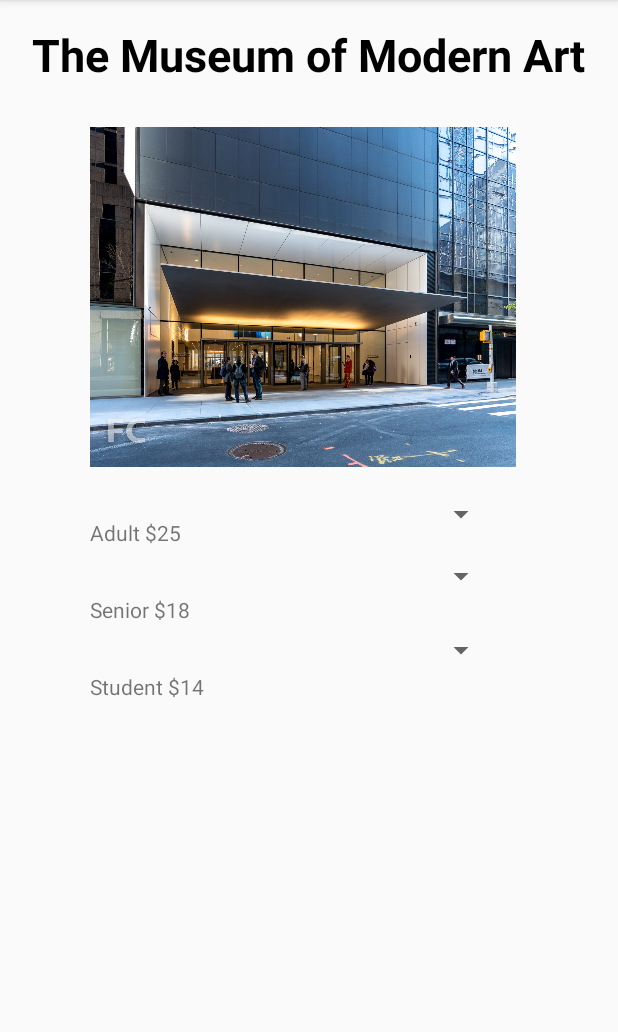
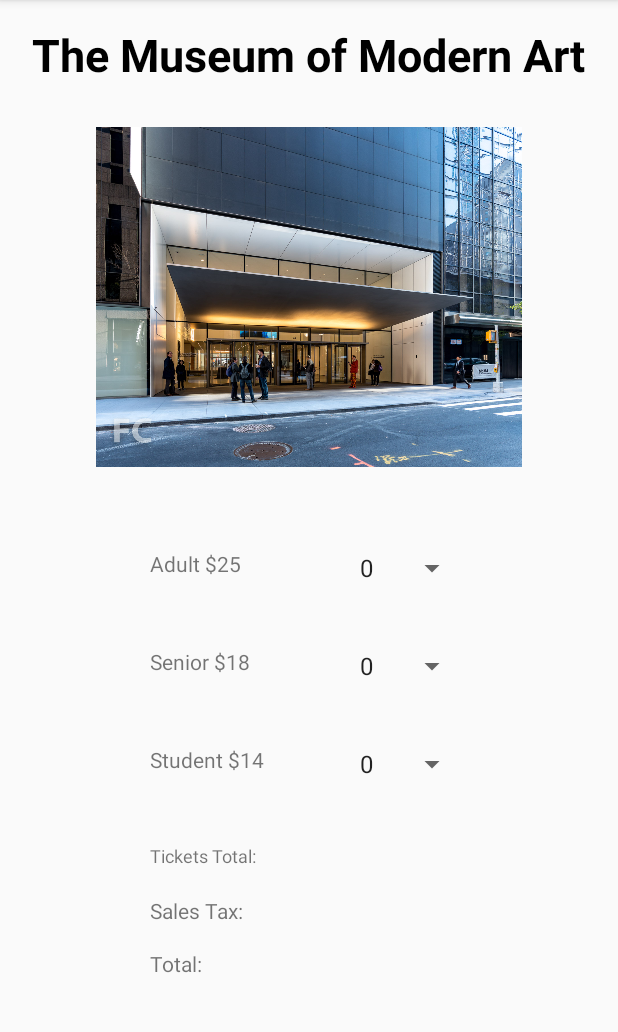
Before and after one commit to iJaddu/CS213_Project5, an Android app: the screen it shows after launch (TicketActivity), after a tap on "MUSEUM OF MODERN ART", on a phone screen of 412 x 824 dp, the part 84-1116 px from its top. Run offline under Robolectric (Android 15) with nearby library versions, the light colour scheme and no system bars.

Commit message:
Handles clickable image and links to the corresponding museum website Added ticketPrice, SaleTax, and total textviews

```diff
--- a/app/build.gradle
+++ b/app/build.gradle
@@ -27,6 +27,7 @@
     implementation 'androidx.appcompat:appcompat:1.1.0'
     implementation 'androidx.constraintlayout:constraintlayout:1.1.3'
     implementation 'com.google.android.material:material:1.2.1'
+    implementation 'androidx.gridlayout:gridlayout:1.0.0'
     testImplementation 'junit:junit:4.12'
     androidTestImplementation 'androidx.test.ext:junit:1.1.1'
     androidTestImplementation 'androidx.test.espresso:espresso-core:3.2.0'
--- a/app/src/main/java/com/example/cs213_project5/TicketActivity.java
+++ b/app/src/main/java/com/example/cs213_project5/TicketActivity.java
@@ -1,7 +1,12 @@
 package com.example.cs213_project5;
 
 import android.content.Intent;
+import android.net.Uri;
+import android.view.View;
+import android.widget.AdapterView;
+import android.widget.ArrayAdapter;
 import android.widget.ImageView;
+import android.widget.Spinner;
 import android.widget.TextView;
 import androidx.appcompat.app.AppCompatActivity;
 import android.os.Bundle;
@@ -21,15 +26,17 @@
         TextView textView = findViewById(R.id.MuseumName);
         textView.setText(message);
 
-        ImageView museumName = (ImageView)findViewById(R.id.museumImage);
-        TextView adultAdmission = (TextView)findViewById(R.id.adultPrice);
-        TextView seniorAdmission = (TextView)findViewById(R.id.seniorPrice);
-        TextView studentAdmission = (TextView)findViewById(R.id.studentPrice);
+        ImageView museumName = (ImageView) findViewById(R.id.museumImage);
+        TextView adultAdmission = (TextView) findViewById(R.id.adultPrice);
+        TextView seniorAdmission = (TextView) findViewById(R.id.seniorPrice);
+        TextView studentAdmission = (TextView) findViewById(R.id.studentPrice);
+
+
         int adultCost = 0;
         int seniorCost = 0;
         int studentCost = 0;
 
-        if(message.equals("The Museum of Modern Art")){
+        if (message.equals("The Museum of Modern Art")) {
             museumName.setImageResource(R.drawable.moma);
             adultAdmission.setText("Adult $25");
             seniorAdmission.setText("Senior $18");
@@ -37,7 +44,9 @@
             adultCost = 25;
             seniorCost = 18;
             studentCost = 14;
-        }else if(message.equals("The Museum of Natural History")){
+
+
+        } else if (message.equals("The Museum of Natural History")) {
             museumName.setImageResource(R.drawable.natural_history);
             adultAdmission.setText("Adult $23");
             seniorAdmission.setText("Senior $18");
@@ -45,7 +54,7 @@
             adultCost = 23;
             seniorCost = 18;
             studentCost = 18;
-        }else if(message.equals("The Metropolitan Museum of Art")){
+        } else if (message.equals("The Metropolitan Museum of Art")) {
             museumName.setImageResource(R.drawable.met);
             adultAdmission.setText("Adult $25");
             seniorAdmission.setText("Senior $17");
@@ -53,7 +62,7 @@
             adultCost = 25;
             seniorCost = 17;
             studentCost = 12;
-        }else if(message.equals("The Brooklyn Museum")){
+        } else if (message.equals("The Brooklyn Museum")) {
             museumName.setImageResource(R.drawable.brooklyn);
             adultAdmission.setText("Adult $16");
             seniorAdmission.setText("Senior $10");
@@ -62,7 +71,72 @@
             seniorCost = 10;
             studentCost = 10;
         }
+
+
+
     }
 
 
+
+
+
+    public void onItemSelected(AdapterView<?> parent, View v, int position, long id) {
+
+        switch (position) {
+            case 0:
+                // Whatever you want to happen when the first item gets selected
+                break;
+            case 1:
+                // Whatever you want to happen when the second item gets selected
+                break;
+            case 2:
+                // Whatever you want to happen when the thrid item gets selected
+                break;
+
+        }
+    }
+
+
+    /**
+     * Handles clickable Image and links to the associated museums website
+     * @param view
+     */
+
+    public void museumImageOnCLick(View view) {
+
+        Intent intent = getIntent();
+        String museumId = intent.getStringExtra("MUSEUM_ID");
+
+
+        if (museumId.equals("The Museum of Modern Art")) {
+
+            Uri website = Uri.parse("https://www.moma.org/");
+            Intent launchBrowser = new Intent(Intent.ACTION_VIEW, website);
+            startActivity(launchBrowser);
+
+
+        } else if (museumId.equals("The Museum of Natural History")) {
+
+            Uri website = Uri.parse("https://www.amnh.org/");
+            Intent launchBrowser = new Intent(Intent.ACTION_VIEW, website);
+            startActivity(launchBrowser);
+
+        } else if (museumId.equals("The Metropolitan Museum of Art")) {
+
+            Uri website = Uri.parse("https://www.metmuseum.org/");
+            Intent launchBrowser = new Intent(Intent.ACTION_VIEW, website);
+            startActivity(launchBrowser);
+
+        } else if (museumId.equals("The Brooklyn Museum")) {
+
+            Uri website = Uri.parse("https://www.brooklynmuseum.org/");
+            Intent launchBrowser = new Intent(Intent.ACTION_VIEW, website);
+            startActivity(launchBrowser);
+
+        }
+
+    }
+
+
+
 }
--- a/app/src/main/res/layout/activity_ticket.xml
+++ b/app/src/main/res/layout/activity_ticket.xml
@@ -1,77 +1,176 @@
 <?xml version="1.0" encoding="utf-8"?>
-<androidx.constraintlayout.widget.ConstraintLayout
-        xmlns:android="http://schemas.android.com/apk/res/android"
+<androidx.constraintlayout.widget.ConstraintLayout xmlns:android="http://schemas.android.com/apk/res/android"
+    xmlns:app="http://schemas.android.com/apk/res-auto"
     xmlns:tools="http://schemas.android.com/tools"
-        xmlns:app="http://schemas.android.com/apk/res-auto"
     android:layout_width="match_parent"
     android:layout_height="match_parent"
     tools:context=".TicketActivity">
 
     <ImageView
+        android:id="@+id/museumImage"
         android:layout_width="284dp"
-            android:layout_height="236dp" tools:srcCompat="@drawable/moma" android:id="@+id/museumImage"
+        android:layout_height="236dp"
+        android:layout_marginStart="60dp"
+        android:layout_marginLeft="60dp"
+        android:layout_marginTop="80dp"
+        android:layout_marginEnd="60dp"
+        android:layout_marginRight="60dp"
+        android:clickable="true"
+        android:contentDescription="@string/todo"
+        android:focusable="auto"
+        android:focusableInTouchMode="true"
+        android:onClick="museumImageOnCLick"
+        app:layout_constraintEnd_toEndOf="parent"
         app:layout_constraintStart_toStartOf="parent"
-            android:layout_marginLeft="60dp" android:layout_marginStart="60dp"
         app:layout_constraintTop_toTopOf="parent"
-            android:layout_marginTop="80dp"
-            android:contentDescription="@string/todo"/>
+        tools:srcCompat="@drawable/moma" />
+
     <TextView
+        android:id="@+id/MuseumName"
+        android:layout_width="wrap_content"
+        android:layout_height="wrap_content"
+        android:layout_marginStart="155dp"
+        android:layout_marginLeft="155dp"
+        android:layout_marginTop="16dp"
+        android:layout_marginEnd="155dp"
+        android:layout_marginRight="155dp"
         android:text="@string/museum_name"
-            android:layout_width="wrap_content"
-            android:layout_height="wrap_content" app:layout_constraintTop_toTopOf="parent"
-            android:layout_marginTop="16dp" android:id="@+id/MuseumName" app:layout_constraintStart_toStartOf="parent"
-            android:layout_marginLeft="155dp" android:layout_marginStart="155dp" android:layout_marginEnd="155dp"
-            android:layout_marginRight="155dp" app:layout_constraintEnd_toEndOf="parent" android:textSize="30sp"
-            android:textColor="@android:color/black" android:textStyle="bold"/>
+        android:textColor="@android:color/black"
+        android:textSize="30sp"
+        android:textStyle="bold"
+        app:layout_constraintEnd_toEndOf="parent"
+        app:layout_constraintStart_toStartOf="parent"
+        app:layout_constraintTop_toTopOf="parent" />
+
     <TextView
+        android:id="@+id/adultPrice"
+        android:layout_width="80dp"
+        android:layout_height="25dp"
+        android:layout_marginStart="100dp"
+        android:layout_marginLeft="100dp"
+        android:layout_marginTop="50dp"
         android:text="@string/adult"
-            android:layout_width="76dp"
-            android:layout_height="21dp"
-            android:id="@+id/adultPrice"
-            app:layout_constraintStart_toStartOf="parent" android:layout_marginLeft="60dp"
-            android:layout_marginStart="60dp" android:layout_marginTop="30dp"
-            app:layout_constraintTop_toBottomOf="@+id/museumImage" android:layout_marginBottom="20dp"
-            app:layout_constraintBottom_toTopOf="@+id/seniorPrice" app:layout_constraintEnd_toStartOf="@+id/spinner"
-            android:layout_marginEnd="24dp" android:layout_marginRight="24dp"/>
+        app:layout_constraintStart_toStartOf="parent"
+        app:layout_constraintTop_toBottomOf="@+id/museumImage" />
+
     <TextView
+        android:id="@+id/seniorPrice"
+        android:layout_width="80dp"
+        android:layout_height="25dp"
+        android:layout_marginStart="100dp"
+        android:layout_marginLeft="100dp"
+        android:layout_marginTop="40dp"
         android:text="@string/senior"
-            android:layout_width="76dp"
-            android:layout_height="21dp"
-            android:id="@+id/seniorPrice"
         app:layout_constraintStart_toStartOf="parent"
-            android:layout_marginLeft="60dp" android:layout_marginStart="60dp" android:layout_marginBottom="20dp"
-            app:layout_constraintBottom_toTopOf="@+id/studentPrice"
-            app:layout_constraintTop_toBottomOf="@+id/adultPrice" app:layout_constraintEnd_toStartOf="@+id/spinner2"
-            android:layout_marginEnd="24dp" android:layout_marginRight="24dp" android:layout_marginTop="10dp"/>
+        app:layout_constraintTop_toBottomOf="@+id/adultPrice" />
+
     <TextView
+        android:id="@+id/studentPrice"
+        android:layout_width="80dp"
+        android:layout_height="25dp"
+        android:layout_marginStart="100dp"
+        android:layout_marginLeft="100dp"
+        android:layout_marginTop="40dp"
         android:text="@string/student"
-            android:layout_width="76dp"
-            android:layout_height="21dp"
-            app:layout_constraintBottom_toBottomOf="parent" android:id="@+id/studentPrice"
         app:layout_constraintStart_toStartOf="parent"
-            android:layout_marginLeft="60dp" android:layout_marginStart="60dp"
-            app:layout_constraintTop_toBottomOf="@+id/seniorPrice" android:layout_marginBottom="300dp"
-            app:layout_constraintEnd_toStartOf="@+id/spinner3" android:layout_marginEnd="24dp"
-            android:layout_marginRight="24dp" android:layout_marginTop="10dp"/>
+        app:layout_constraintTop_toBottomOf="@+id/seniorPrice" />
+
+    <TextView
+        android:id="@+id/totalLabelView"
+        android:layout_width="100dp"
+        android:layout_height="25dp"
+        android:layout_marginStart="100dp"
+        android:layout_marginLeft="100dp"
+        android:layout_marginTop="40dp"
+        android:text="@string/ticketTotal"
+        android:textSize="12sp"
+        app:layout_constraintStart_toStartOf="parent"
+        app:layout_constraintTop_toBottomOf="@+id/studentPrice" />
+
+    <TextView
+        android:id="@+id/totalLabelView2"
+        android:layout_width="80dp"
+        android:layout_height="25dp"
+        android:layout_marginStart="100dp"
+        android:layout_marginLeft="100dp"
+        android:layout_marginTop="10dp"
+        android:text="@string/salesTax"
+        app:layout_constraintStart_toStartOf="parent"
+        app:layout_constraintTop_toBottomOf="@+id/totalLabelView" />
+
+    <TextView
+        android:id="@+id/totalLabelView5"
+        android:layout_width="80dp"
+        android:layout_height="25dp"
+        android:layout_marginStart="100dp"
+        android:layout_marginLeft="100dp"
+        android:layout_marginTop="10dp"
+        android:text="@string/total"
+        app:layout_constraintStart_toStartOf="parent"
+        app:layout_constraintTop_toBottomOf="@+id/totalLabelView2" />
+
+    <TextView
+        android:id="@+id/totalLabelView"
+        android:layout_width="80dp"
+        android:layout_height="25dp"
+        android:layout_marginTop="40dp"
+        android:layout_marginEnd="100dp"
+        android:layout_marginRight="100dp"
+        app:layout_constraintEnd_toEndOf="parent"
+        app:layout_constraintTop_toBottomOf="@+id/adultTickets" />
+
+    <TextView
+        android:id="@+id/totalLabelView3"
+        android:layout_width="80dp"
+        android:layout_height="25dp"
+        android:layout_marginTop="10dp"
+        app:layout_constraintTop_toBottomOf="@+id/totalLabelView"
+        tools:layout_editor_absoluteX="231dp" />
+
+    <TextView
+        android:id="@+id/totalLabelView4"
+        android:layout_width="80dp"
+        android:layout_height="25dp"
+        android:layout_marginTop="10dp"
+        android:layout_marginEnd="100dp"
+        android:layout_marginRight="100dp"
+        app:layout_constraintEnd_toEndOf="parent"
+        app:layout_constraintTop_toBottomOf="@+id/totalLabelView3" />
+
     <Spinner
-            android:layout_width="171dp"
-            android:layout_height="21dp"
-            android:id="@+id/spinner"
-            android:layout_marginLeft="24dp" android:layout_marginStart="24dp"
-            app:layout_constraintStart_toEndOf="@+id/adultPrice" android:layout_marginTop="16dp"
-            app:layout_constraintTop_toBottomOf="@+id/museumImage"/>
+        android:id="@+id/adultTickets"
+        android:layout_width="80dp"
+        android:layout_height="25dp"
+        android:layout_marginTop="40dp"
+        android:layout_marginEnd="100dp"
+        android:layout_marginRight="100dp"
+        android:entries="@array/tickets"
+        android:spinnerMode="dropdown"
+        android:visibility="visible"
+        app:layout_constraintEnd_toEndOf="parent"
+        app:layout_constraintTop_toBottomOf="@+id/studentTickets"
+        tools:visibility="visible" />
+
     <Spinner
-            android:layout_width="171dp"
-            android:layout_height="21dp"
-            android:id="@+id/spinner2"
-            android:layout_marginLeft="24dp"
-            android:layout_marginStart="24dp" app:layout_constraintStart_toEndOf="@+id/seniorPrice"
-            app:layout_constraintTop_toBottomOf="@+id/spinner" android:layout_marginTop="20dp"/>
+        android:id="@+id/seniorTickets"
+        android:layout_width="80dp"
+        android:layout_height="25dp"
+        android:layout_marginTop="50dp"
+        android:layout_marginEnd="100dp"
+        android:layout_marginRight="100dp"
+        android:entries="@array/tickets"
+        app:layout_constraintEnd_toEndOf="parent"
+        app:layout_constraintTop_toBottomOf="@+id/museumImage" />
+
     <Spinner
-            android:layout_width="171dp"
-            android:layout_height="21dp"
-            android:id="@+id/spinner3"
-            android:layout_marginTop="28dp" app:layout_constraintTop_toBottomOf="@+id/spinner2"
-            android:layout_marginLeft="24dp" android:layout_marginStart="24dp"
-            app:layout_constraintStart_toEndOf="@+id/studentPrice"/>
+        android:id="@+id/studentTickets"
+        android:layout_width="80dp"
+        android:layout_height="25dp"
+        android:layout_marginTop="40dp"
+        android:layout_marginEnd="100dp"
+        android:layout_marginRight="100dp"
+        android:entries="@array/tickets"
+        app:layout_constraintEnd_toEndOf="parent"
+        app:layout_constraintTop_toBottomOf="@+id/seniorTickets" />
+
 </androidx.constraintlayout.widget.ConstraintLayout>
--- a/app/src/main/res/values/strings.xml
+++ b/app/src/main/res/values/strings.xml
@@ -10,4 +10,15 @@
     <string name="senior">Senior</string>
     <string name="museum_name">Museum Name</string>
     <string name="todo">TODO</string>
+    <string name="ticketTotal">Tickets Total:</string>
+    <string name="salesTax">Sales Tax:</string>
+    <string name="total">Total:</string>
+    <string-array name="tickets">
+        <item>0</item>
+        <item>1</item>
+        <item>2</item>
+        <item>3</item>
+        <item>4</item>
+        <item>5</item>
+    </string-array>
 </resources>
```
Also changed, not shown: app/src/main/AndroidManifest.xml (+12 -2 lines). Lines whose indentation alone changed are shown as unchanged.
